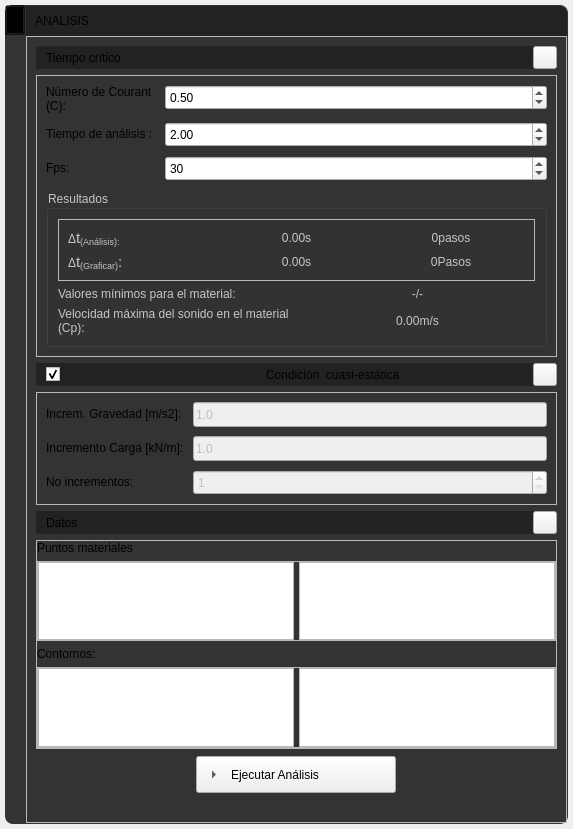
Before: the Qt Designer form app/ui/widget_draw_menu_execute.ui in edwinar13/MPM-UN, drawn with Qt 5.
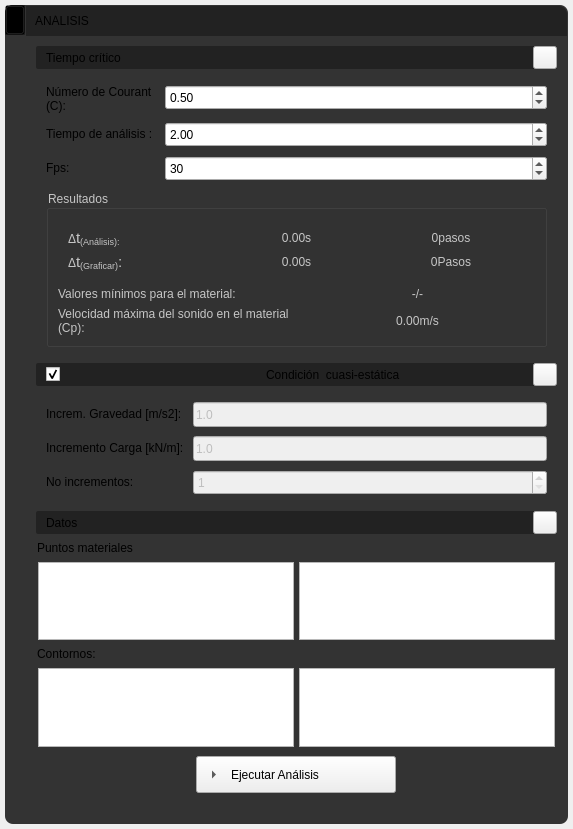
After: the same form once the commit is applied. Icons and pictures are not drawn.

```diff
--- a/app/ui/widget_draw_menu_execute.ui
+++ b/app/ui/widget_draw_menu_execute.ui
@@ -75,6 +75,16 @@
 border-radius: 8px
 }
 
+QFrame#frame_info,
+QFrame#frame,
+QFrame#frame_8,
+QFrame#frame_9,
+QFrame#frame_Execute1,
+QFrame#frame_Execute2,
+QFrame#frame_Execute3{
+background: transparent;
+}
+
 /*#################################################################*/
 /*####################       FRAME HIDE       ###########################*/
 /*#################################################################*/
```
Left out of the diff: 114 changed lines with no effect on the pictures.
